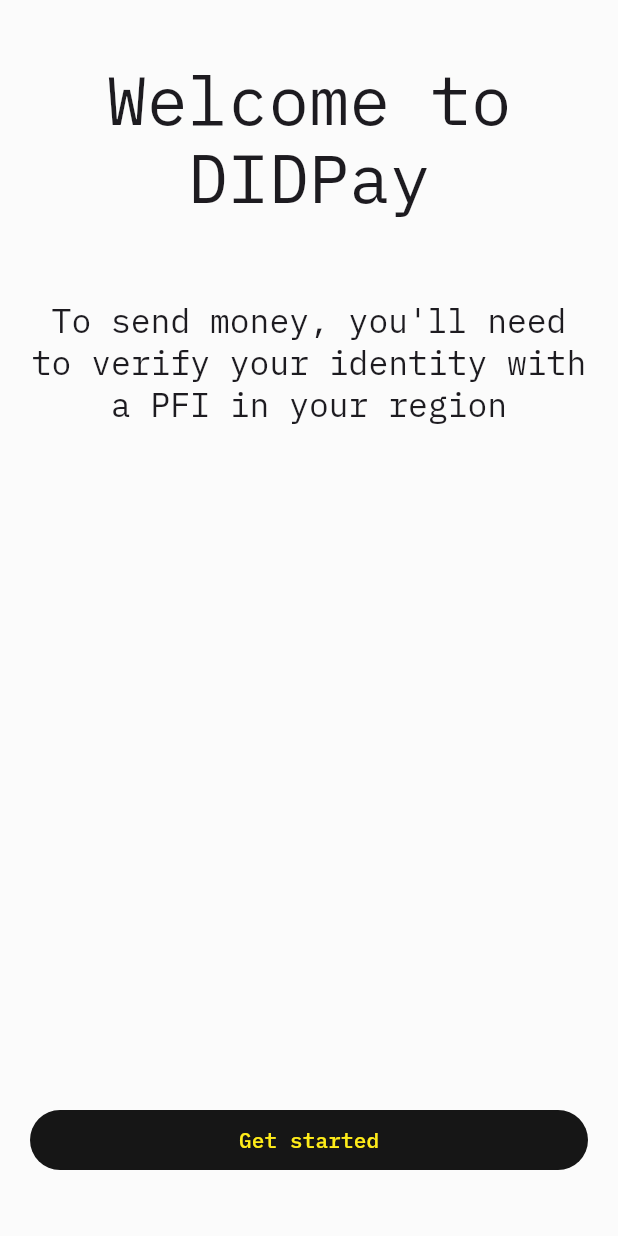
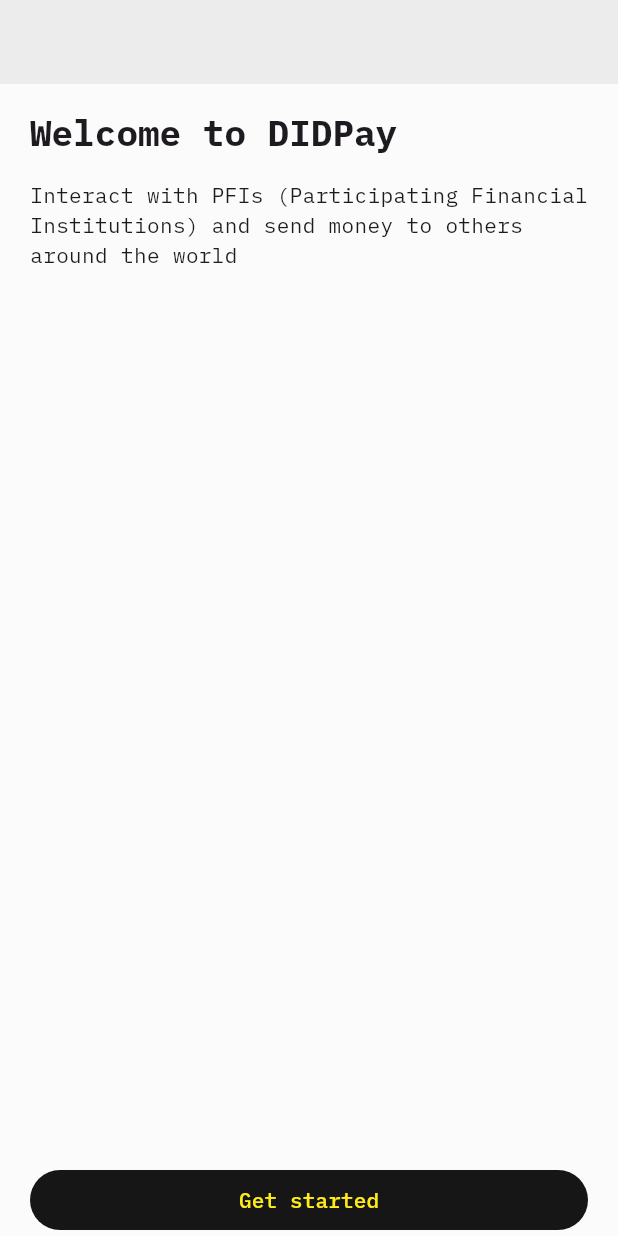
Before and after one commit to TBD54566975/didpay, a Flutter app: the screen it shows after launch, on a phone screen of 412 x 824 dp. Run offline on Flutter 3.47's test engine with Material 3 defaults, Android fonts, the phone set to English and light mode, and no system bars; our stand-ins replace auto_size_text, device_info_plus, flutter_hooks, flutter_secure_storage, hooks_riverpod, qr_flutter and 2 more; missing offline and left inert: mobile_scanner, web5.

Commit message:
feat: update onboarding flow (#74)
* update `devPfis`

* update localizations for new onboarding flow

* remove unused imports

* update onboarding pages

* update welcome page

* add country emoji support

* add localizations for `AgreementPage`

* add `GestureDetector` to checkbox row

```diff
--- a/lib/config/config.dart
+++ b/lib/config/config.dart
@@ -4,7 +4,7 @@ class Config {
   static List<Pfi> devPfis = [
     Pfi(
       id: '1',
-      name: 'DID PFI 1',
+      name: 'TBD PFI',
       didUri: 'did:web:localhost%3A8892:ingress',
     ),
   ];
--- a/lib/features/app/app.dart
+++ b/lib/features/app/app.dart
@@ -1,6 +1,6 @@
 import 'package:flutter/material.dart';
 import 'package:didpay/features/app/app_tabs.dart';
-import 'package:didpay/features/onboarding/onboarding_welcome_page.dart';
+import 'package:didpay/features/onboarding/welcome_page.dart';
 import 'package:didpay/l10n/app_localizations.dart';
 import 'package:didpay/shared/theme/theme.dart';
 
@@ -14,7 +14,7 @@ class App extends StatelessWidget {
       title: 'DIDPay',
       theme: lightTheme(context),
       darkTheme: darkTheme(context),
-      home: onboarding ? const OnboardingWelcomePage() : const AppTabs(),
+      home: onboarding ? const WelcomePage() : const AppTabs(),
       localizationsDelegates: Loc.localizationsDelegates,
       supportedLocales: const [
         Locale('en', ''),
--- a/lib/features/onboarding/onboarding_welcome_page.dart
+++ /dev/null
@@ -1,52 +0,0 @@
-import 'package:flutter/material.dart';
-import 'package:didpay/features/pfis/pfis_page.dart';
-import 'package:didpay/l10n/app_localizations.dart';
-import 'package:didpay/shared/theme/grid.dart';
-
-class OnboardingWelcomePage extends StatelessWidget {
-  const OnboardingWelcomePage({super.key});
-
-  @override
-  Widget build(BuildContext context) {
-    return Scaffold(
-      body: SafeArea(
-        child: Column(
-          crossAxisAlignment: CrossAxisAlignment.stretch,
-          children: [
-            const SizedBox(height: Grid.lg),
-            Text(
-              Loc.of(context).welcomeToDIDPay,
-              style: Theme.of(context).textTheme.displayMedium,
-              textAlign: TextAlign.center,
-            ),
-            const SizedBox(height: Grid.xxl),
-            Padding(
-              padding: const EdgeInsets.symmetric(horizontal: Grid.side),
-              child: Text(
-                Loc.of(context).toSendMoney,
-                style: Theme.of(context).textTheme.titleLarge,
-                textAlign: TextAlign.center,
-              ),
-            ),
-            const Spacer(),
-            Padding(
-              padding: const EdgeInsets.symmetric(horizontal: Grid.side),
-              child: FilledButton(
-                onPressed: () {
-                  Navigator.of(context).push(
-                    MaterialPageRoute(
-                      builder: (context) => const PfisPage(),
-                      fullscreenDialog: true,
-                    ),
-                  );
-                },
-                child: Text(Loc.of(context).getStarted),
-              ),
-            ),
-            const SizedBox(height: Grid.lg), // Optional spacing at the bottom
-          ],
-        ),
-      ),
-    );
-  }
-}
--- /dev/null
+++ b/lib/features/onboarding/welcome_page.dart
@@ -0,0 +1,70 @@
+import 'package:didpay/features/onboarding/country_page.dart';
+import 'package:flutter/material.dart';
+import 'package:didpay/l10n/app_localizations.dart';
+import 'package:didpay/shared/theme/grid.dart';
+import 'package:flutter_hooks/flutter_hooks.dart';
+
+class WelcomePage extends HookWidget {
+  const WelcomePage({super.key});
+
+  @override
+  Widget build(BuildContext context) {
+    return Scaffold(
+      appBar: AppBar(),
+      body: SafeArea(
+        child: Column(
+          crossAxisAlignment: CrossAxisAlignment.stretch,
+          children: [
+            _buildHeader(
+              context,
+              Loc.of(context).welcomeToDIDPay,
+              Loc.of(context).interactWithPfis,
+            ),
+            const Spacer(),
+            Padding(
+              padding: const EdgeInsets.symmetric(horizontal: Grid.side),
+              child: FilledButton(
+                onPressed: () {
+                  Navigator.of(context).push(
+                    MaterialPageRoute(
+                      builder: (context) => const CountryPage(),
+                    ),
+                  );
+                },
+                child: Text(Loc.of(context).getStarted),
+              ),
+            ),
+          ],
+        ),
+      ),
+    );
+  }
+
+  Widget _buildHeader(BuildContext context, String title, String subtitle) {
+    return Padding(
+      padding:
+          const EdgeInsets.symmetric(horizontal: Grid.side, vertical: Grid.xs),
+      child: Column(
+        children: [
+          Align(
+            alignment: Alignment.topLeft,
+            child: Text(
+              title,
+              style: Theme.of(context).textTheme.headlineSmall?.copyWith(
+                    fontWeight: FontWeight.bold,
+                  ),
+            ),
+          ),
+          const SizedBox(height: Grid.xs),
+          Align(
+            alignment: Alignment.topLeft,
+            child: Text(
+              subtitle,
+              style: Theme.of(context).textTheme.bodyMedium,
+            ),
+          ),
+        ],
+      ),
+    );
+  }
+}
--- a/lib/features/request/review_request_page.dart
+++ b/lib/features/request/review_request_page.dart
@@ -3,7 +3,6 @@ import 'package:didpay/features/home/transaction.dart';
 import 'package:didpay/features/request/request_confirmation_page.dart';
 import 'package:didpay/l10n/app_localizations.dart';
 import 'package:didpay/shared/fee_details.dart';
-import 'package:didpay/shared/success_page.dart';
 import 'package:didpay/shared/theme/grid.dart';
 import 'package:flutter/material.dart';
 import 'package:flutter_hooks/flutter_hooks.dart';
--- a/lib/l10n/app_en.arb
+++ b/lib/l10n/app_en.arb
@@ -2,8 +2,8 @@
     "appName": "DIDPay",
     "welcomeToDIDPay": "Welcome to DIDPay",
     "getStarted": "Get started",
-    "toSendMoney": "To send money, you'll need to verify your identity with a PFI in your region",
-    "selectYourRegion": "Select your region",
+    "interactWithPfis": "Interact with PFIs (Participating Financial Institutions) and send money to others around the world",
+    "whereAreYouLocated": "Where are you located?",
     "home": "Home",
     "done": "Done",
     "deposit": "Deposit",
@@ -78,5 +78,14 @@
     "withdrawAmount": "Withdraw amount",
     "total": "Total",
     "submit": "Submit",
-    "sendingRequest": "Sending request..."
+    "sendingRequest": "Sending request...",
+    "selectYourCountry": "Select your country to see what PFIs are available to you",
+    "getStartedWithAPfi": "Get started with a PFI",
+    "selectAPfi": "Select a PFI to verify your identity and provide you liquidity",
+    "termsOfService": "Terms of service",
+    "exampleTerms": "Financial services are being provided by Block, Inc. By clicking on the \"next\" button, you consent to opening an account with Block, Inc. Block, Inc. will ask you for personal information to verify your identity before opening an account...",
+    "iCertifyThatIAgreeToThe": "I certify that I agree to the ",
+    "userAgreement": "User Agreement",
+    "andIHaveReadThe": ", and I have read the ",
+    "privacyPolicy": "Privacy Policy"
 }
--- a/lib/l10n/app_localizations.dart
+++ b/lib/l10n/app_localizations.dart
@@ -109,17 +109,17 @@ abstract class Loc {
   /// **'Get started'**
   String get getStarted;
 
-  /// No description provided for @toSendMoney.
+  /// No description provided for @interactWithPfis.
   ///
   /// In en, this message translates to:
-  /// **'To send money, you\'ll need to verify your identity with a PFI in your region'**
-  String get toSendMoney;
+  /// **'Interact with PFIs (Participating Financial Institutions) and send money to others around the world'**
+  String get interactWithPfis;
 
-  /// No description provided for @selectYourRegion.
+  /// No description provided for @whereAreYouLocated.
   ///
   /// In en, this message translates to:
-  /// **'Select your region'**
-  String get selectYourRegion;
+  /// **'Where are you located?'**
+  String get whereAreYouLocated;
 
   /// No description provided for @home.
   ///
@@ -420,6 +420,60 @@ abstract class Loc {
   /// In en, this message translates to:
   /// **'Sending request...'**
   String get sendingRequest;
+
+  /// No description provided for @selectYourCountry.
+  ///
+  /// In en, this message translates to:
+  /// **'Select your country to see what PFIs are available to you'**
+  String get selectYourCountry;
+
+  /// No description provided for @getStartedWithAPfi.
+  ///
+  /// In en, this message translates to:
+  /// **'Get started with a PFI'**
+  String get getStartedWithAPfi;
+
+  /// No description provided for @selectAPfi.
+  ///
+  /// In en, this message translates to:
+  /// **'Select a PFI to verify your identity and provide you liquidity'**
+  String get selectAPfi;
+
+  /// No description provided for @termsOfService.
+  ///
+  /// In en, this message translates to:
+  /// **'Terms of service'**
+  String get termsOfService;
+
+  /// No description provided for @exampleTerms.
+  ///
+  /// In en, this message translates to:
+  /// **'Financial services are being provided by Block, Inc. By clicking on the \"next\" button, you consent to opening an account with Block, Inc. Block, Inc. will ask you for personal information to verify your identity before opening an account...'**
+  String get exampleTerms;
+
+  /// No description provided for @iCertifyThatIAgreeToThe.
+  ///
+  /// In en, this message translates to:
+  /// **'I certify that I agree to the '**
+  String get iCertifyThatIAgreeToThe;
+
+  /// No description provided for @userAgreement.
+  ///
+  /// In en, this message translates to:
+  /// **'User Agreement'**
+  String get userAgreement;
+
+  /// No description provided for @andIHaveReadThe.
+  ///
+  /// In en, this message translates to:
+  /// **', and I have read the '**
+  String get andIHaveReadThe;
+
+  /// No description provided for @privacyPolicy.
+  ///
+  /// In en, this message translates to:
+  /// **'Privacy Policy'**
+  String get privacyPolicy;
 }
 
 class _LocDelegate extends LocalizationsDelegate<Loc> {
--- a/lib/l10n/app_localizations_en.dart
+++ b/lib/l10n/app_localizations_en.dart
@@ -14,10 +14,10 @@ class LocEn extends Loc {
   String get getStarted => 'Get started';
 
   @override
-  String get toSendMoney => 'To send money, you\'ll need to verify your identity with a PFI in your region';
+  String get interactWithPfis => 'Interact with PFIs (Participating Financial Institutions) and send money to others around the world';
 
   @override
-  String get selectYourRegion => 'Select your region';
+  String get whereAreYouLocated => 'Where are you located?';
 
   @override
   String get home => 'Home';
@@ -174,4 +174,31 @@ class LocEn extends Loc {
 
   @override
   String get sendingRequest => 'Sending request...';
+
+  @override
+  String get selectYourCountry => 'Select your country to see what PFIs are available to you';
+
+  @override
+  String get getStartedWithAPfi => 'Get started with a PFI';
+
+  @override
+  String get selectAPfi => 'Select a PFI to verify your identity and provide you liquidity';
+
+  @override
+  String get termsOfService => 'Terms of service';
+
+  @override
+  String get exampleTerms => 'Financial services are being provided by Block, Inc. By clicking on the \"next\" button, you consent to opening an account with Block, Inc. Block, Inc. will ask you for personal information to verify your identity before opening an account...';
+
+  @override
+  String get iCertifyThatIAgreeToThe => 'I certify that I agree to the ';
+
+  @override
+  String get userAgreement => 'User Agreement';
+
+  @override
+  String get andIHaveReadThe => ', and I have read the ';
+
+  @override
+  String get privacyPolicy => 'Privacy Policy';
 }
```
Also changed, not shown: lib/features/onboarding/agreement_page.dart (added, +135 -0 lines), lib/features/onboarding/country.dart (added, +21 -0 lines), lib/features/onboarding/country_page.dart (added, +134 -0 lines), lib/features/pfis/pfi_page.dart (added, +137 -0 lines), lib/features/pfis/pfis_page.dart (deleted, +0 -64 lines), 2 other files.
